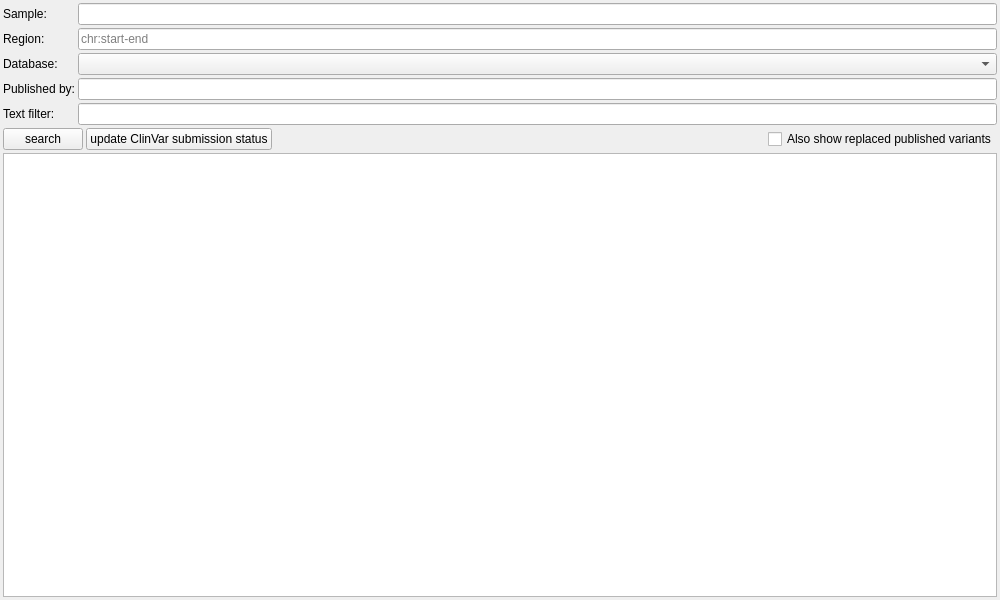
The window that src/GSvar/PublishedVariantsWidget.ui (imgag/ngs-bits) describes before a commit, drawn with Qt 5.
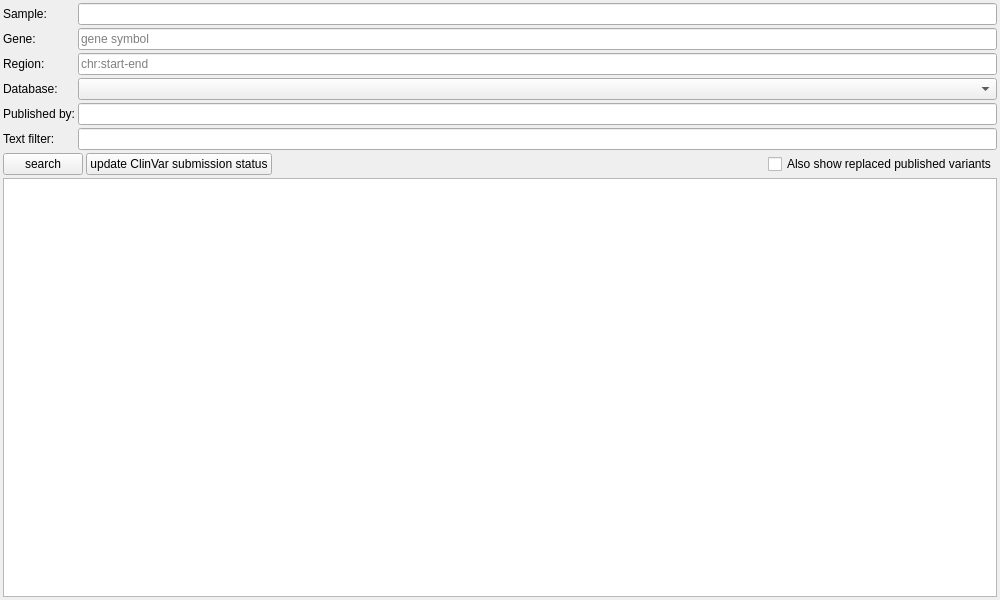
The same window after the commit. Custom widgets are drawn as their Qt base class.

Commit message: GSvar: added search by gene and variant tab context menu entry to published variants search

The edit to the form file:
```diff
--- a/src/GSvar/PublishedVariantsWidget.ui
+++ b/src/GSvar/PublishedVariantsWidget.ui
@@ -35,7 +35,7 @@
    <property name="spacing">
     <number>3</number>
    </property>
-   <item row="2" column="1">
+   <item row="3" column="1">
     <widget class="QLineEdit" name="f_region">
      <property name="toolTip">
       <string>&lt;html&gt;&lt;head/&gt;&lt;body&gt;&lt;p&gt;Enter a chromosomal region, e.g. from IGV or from GSvar genes to regions dialog.&lt;/p&gt;&lt;/body&gt;&lt;/html&gt;</string>
@@ -45,6 +45,13 @@
      </property>
     </widget>
    </item>
+   <item row="5" column="0">
+    <widget class="QLabel" name="label_2">
+     <property name="text">
+      <string>Published by:</string>
+     </property>
+    </widget>
+   </item>
    <item row="0" column="0">
     <widget class="QLabel" name="label">
      <property name="text">
@@ -52,40 +59,33 @@
      </property>
     </widget>
    </item>
-   <item row="4" column="0">
-    <widget class="QLabel" name="label_2">
-     <property name="text">
-      <string>Published by:</string>
-     </property>
-    </widget>
-   </item>
    <item row="0" column="1">
     <widget class="DBSelector" name="f_sample"/>
    </item>
-   <item row="4" column="1">
-    <widget class="DBSelector" name="f_published"/>
-   </item>
-   <item row="2" column="0">
+   <item row="3" column="0">
     <widget class="QLabel" name="label_3">
      <property name="text">
       <string>Region:</string>
      </property>
     </widget>
    </item>
-   <item row="7" column="0" colspan="2">
+   <item row="5" column="1">
+    <widget class="DBSelector" name="f_published"/>
+   </item>
+   <item row="8" column="0" colspan="2">
     <widget class="DBTableWidget" name="table"/>
    </item>
-   <item row="3" column="0">
+   <item row="4" column="1">
+    <widget class="QComboBox" name="f_db"/>
+   </item>
+   <item row="4" column="0">
     <widget class="QLabel" name="label_4">
      <property name="text">
       <string>Database:</string>
      </property>
     </widget>
    </item>
-   <item row="3" column="1">
-    <widget class="QComboBox" name="f_db"/>
-   </item>
-   <item row="6" column="0" colspan="2">
+   <item row="7" column="0" colspan="2">
     <layout class="QHBoxLayout" name="horizontalLayout">
      <item>
       <widget class="QPushButton" name="search_btn">
@@ -123,16 +123,30 @@
      </item>
     </layout>
    </item>
-   <item row="5" column="0">
+   <item row="6" column="0">
     <widget class="QLabel" name="label_5">
      <property name="text">
       <string>Text filter:</string>
      </property>
     </widget>
    </item>
-   <item row="5" column="1">
+   <item row="6" column="1">
     <widget class="QLineEdit" name="f_text"/>
    </item>
+   <item row="2" column="0">
+    <widget class="QLabel" name="label_6">
+     <property name="text">
+      <string>Gene:</string>
+     </property>
+    </widget>
+   </item>
+   <item row="2" column="1">
+    <widget class="QLineEdit" name="f_gene">
+     <property name="placeholderText">
+      <string>gene symbol</string>
+     </property>
+    </widget>
+   </item>
   </layout>
  </widget>
  <customwidgets>
```
The commit also changes 3 other files.
